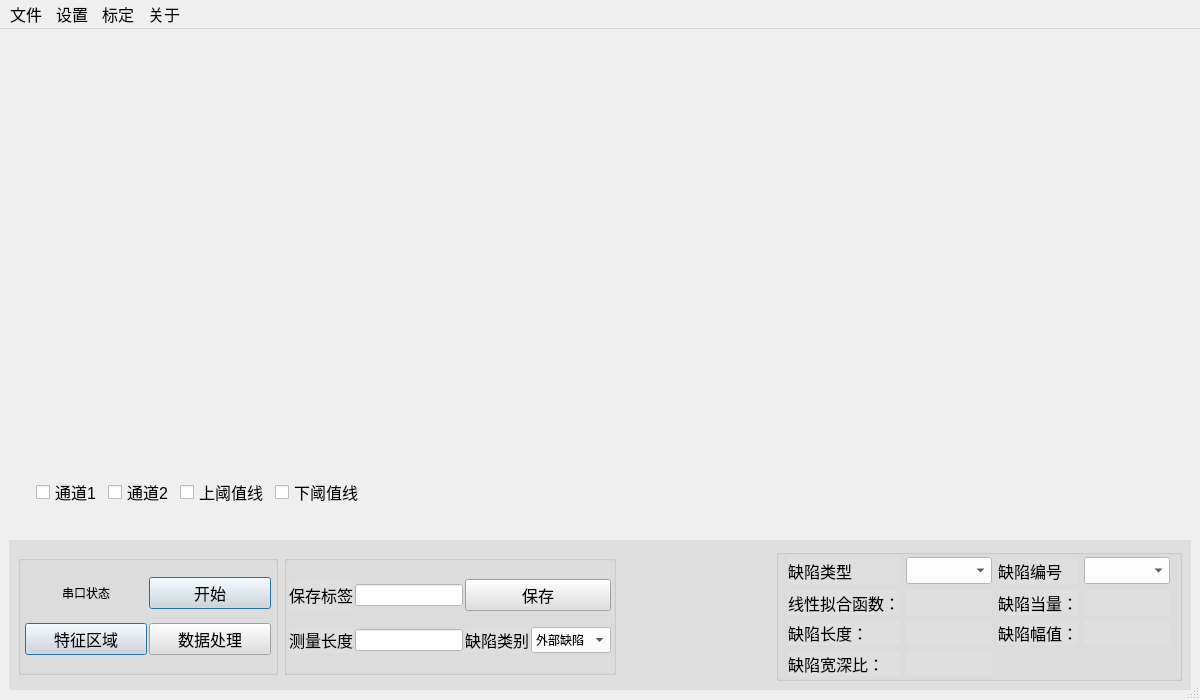
Before: the Qt Designer form mainwindow.ui in RoboticsKingWay/EMDetect, drawn with Qt 5.
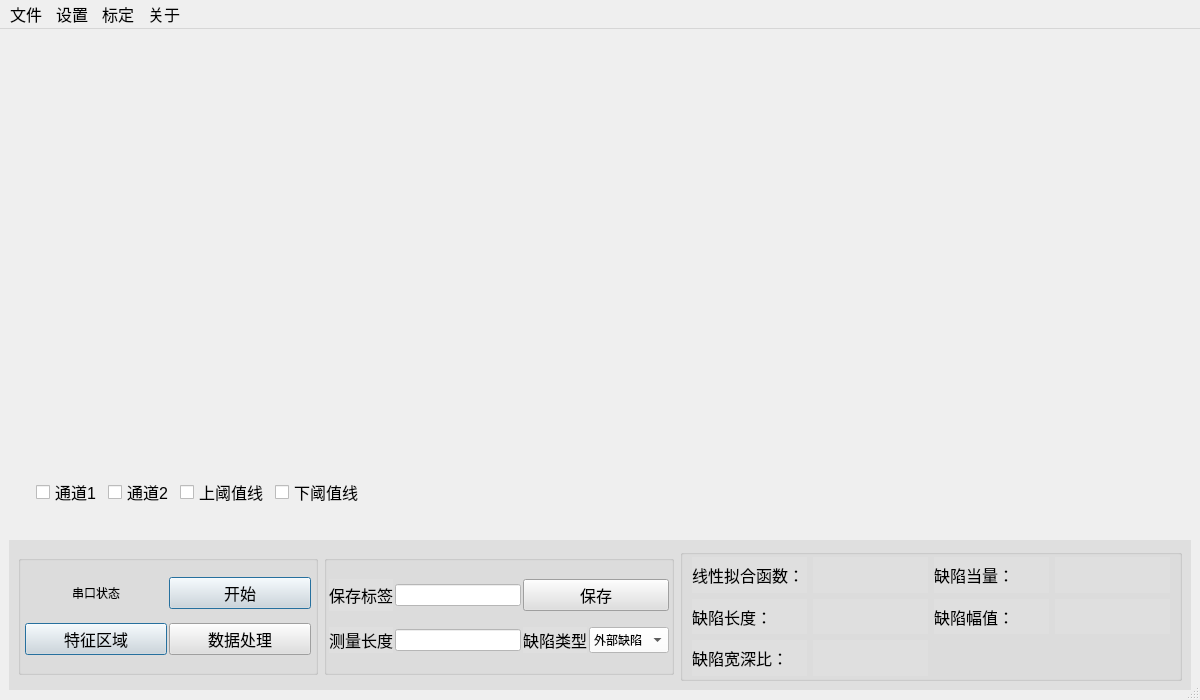
After: the same form once the commit is applied. Icons and pictures are not drawn.

Patch:
```diff
--- a/mainwindow.ui
+++ b/mainwindow.ui
@@ -374,7 +374,7 @@
              </font>
             </property>
             <property name="text">
-             <string>缺陷类别</string>
+             <string>缺陷类型</string>
             </property>
            </widget>
           </item>
@@ -405,20 +405,7 @@
         </widget>
        </item>
        <item>
-        <spacer name="horizontalSpacer_2">
-         <property name="orientation">
-          <enum>Qt::Horizontal</enum>
-         </property>
-         <property name="sizeHint" stdset="0">
-          <size>
-           <width>30</width>
-           <height>20</height>
-          </size>
-         </property>
-        </spacer>
-       </item>
-       <item>
-        <widget class="QGroupBox" name="groupBox_4">
+        <widget class="QGroupBox" name="groupBox_result">
          <property name="font">
           <font>
            <pointsize>12</pointsize>
@@ -440,19 +427,45 @@
           <property name="bottomMargin">
            <number>2</number>
           </property>
-          <item row="0" column="1">
-           <widget class="QComboBox" name="comboBox_2">
+          <item row="2" column="3">
+           <widget class="QLabel" name="label_detection_y">
+            <property name="text">
+             <string/>
+            </property>
+           </widget>
+          </item>
+          <item row="2" column="1">
+           <widget class="QLabel" name="label_detection_length">
+            <property name="text">
+             <string/>
+            </property>
+           </widget>
+          </item>
+          <item row="2" column="2">
+           <widget class="QLabel" name="label_8">
             <property name="font">
              <font>
               <pointsize>12</pointsize>
              </font>
             </property>
-            <property name="styleSheet">
-             <string notr="true">background-color:white</string>
+            <property name="text">
+             <string>缺陷幅值：</string>
             </property>
            </widget>
           </item>
           <item row="2" column="0">
+           <widget class="QLabel" name="label_6">
+            <property name="font">
+             <font>
+              <pointsize>12</pointsize>
+             </font>
+            </property>
+            <property name="text">
+             <string>缺陷长度：</string>
+            </property>
+           </widget>
+          </item>
+          <item row="1" column="0">
            <widget class="QLabel" name="label_4">
             <property name="font">
              <font>
@@ -464,50 +477,7 @@
             </property>
            </widget>
           </item>
-          <item row="0" column="3">
-           <widget class="QComboBox" name="comboBox_3">
-            <property name="font">
-             <font>
-              <pointsize>12</pointsize>
-             </font>
-            </property>
-            <property name="styleSheet">
-             <string notr="true">background-color:white</string>
-            </property>
-           </widget>
-          </item>
-          <item row="2" column="1">
-           <widget class="QLabel" name="label_standar_function">
-            <property name="text">
-             <string/>
-            </property>
-           </widget>
-          </item>
-          <item row="0" column="0">
-           <widget class="QLabel" name="label_10">
-            <property name="font">
-             <font>
-              <pointsize>12</pointsize>
-             </font>
-            </property>
-            <property name="text">
-             <string>缺陷类型</string>
-            </property>
-           </widget>
-          </item>
-          <item row="0" column="2">
-           <widget class="QLabel" name="label_11">
-            <property name="font">
-             <font>
-              <pointsize>12</pointsize>
-             </font>
-            </property>
-            <property name="text">
-             <string>缺陷编号</string>
-            </property>
-           </widget>
-          </item>
-          <item row="2" column="2">
+          <item row="1" column="2">
            <widget class="QLabel" name="label_9">
             <property name="font">
              <font>
@@ -519,14 +489,7 @@
             </property>
            </widget>
           </item>
-          <item row="4" column="1">
-           <widget class="QLabel" name="label_detection_x_scale">
-            <property name="text">
-             <string/>
-            </property>
-           </widget>
-          </item>
-          <item row="4" column="0">
+          <item row="3" column="0">
            <widget class="QLabel" name="label_7">
             <property name="font">
              <font>
@@ -538,46 +501,22 @@
             </property>
            </widget>
           </item>
-          <item row="2" column="3">
+          <item row="1" column="1">
+           <widget class="QLabel" name="label_standar_function">
+            <property name="text">
+             <string/>
+            </property>
+           </widget>
+          </item>
+          <item row="1" column="3">
            <widget class="QLabel" name="label_db_eq">
             <property name="text">
              <string/>
             </property>
            </widget>
           </item>
-          <item row="3" column="0">
-           <widget class="QLabel" name="label_6">
-            <property name="font">
-             <font>
-              <pointsize>12</pointsize>
-             </font>
-            </property>
-            <property name="text">
-             <string>缺陷长度：</string>
-            </property>
-           </widget>
-          </item>
           <item row="3" column="1">
-           <widget class="QLabel" name="label_detection_length">
-            <property name="text">
-             <string/>
-            </property>
-           </widget>
-          </item>
-          <item row="3" column="2">
-           <widget class="QLabel" name="label_8">
-            <property name="font">
-             <font>
-              <pointsize>12</pointsize>
-             </font>
-            </property>
-            <property name="text">
-             <string>缺陷幅值：</string>
-            </property>
-           </widget>
-          </item>
-          <item row="3" column="3">
-           <widget class="QLabel" name="label_detection_y">
+           <widget class="QLabel" name="label_detection_x_scale">
             <property name="text">
              <string/>
             </property>
```
Left out of the diff: 24 changed lines with no effect on the pictures.
